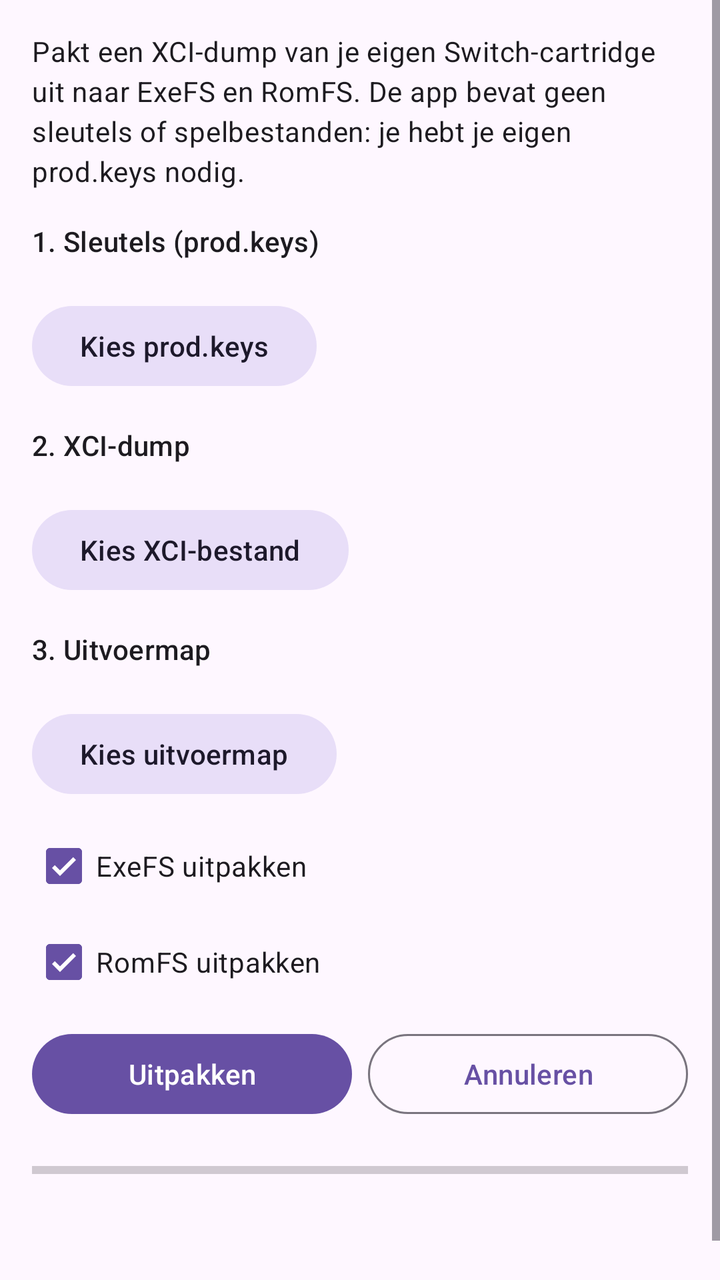
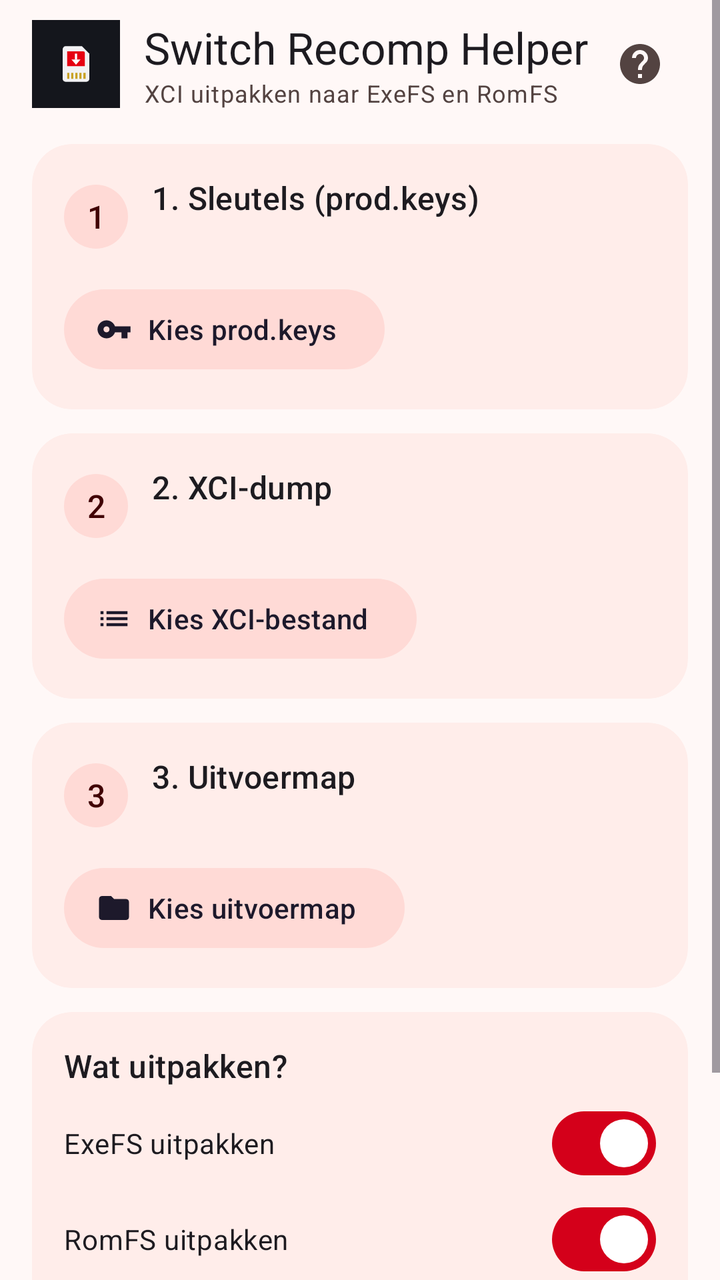

Two renders of the same Android screen: before a commit and after it. Below are the layout's source before the change and the commit's diff.
<!-- AndroidManifest.xml: application theme Theme.SwitchRecompHelper -->
<!-- res/layout/activity_main.xml -->
<?xml version="1.0" encoding="utf-8"?>
<ScrollView xmlns:android="http://schemas.android.com/apk/res/android"
    android:layout_width="match_parent"
    android:layout_height="match_parent"
    android:fillViewport="true">

    <LinearLayout
        android:layout_width="match_parent"
        android:layout_height="wrap_content"
        android:orientation="vertical"
        android:padding="16dp">

        <TextView
            android:layout_width="match_parent"
            android:layout_height="wrap_content"
            android:text="@string/intro"
            android:textAppearance="?attr/textAppearanceBodyMedium" />

        <TextView
            android:layout_width="match_parent"
            android:layout_height="wrap_content"
            android:layout_marginTop="16dp"
            android:text="@string/step_keys"
            android:textAppearance="?attr/textAppearanceTitleSmall" />
        <TextView
            android:id="@+id/keysStatus"
            android:layout_width="match_parent"
            android:layout_height="wrap_content" />
        <Button
            android:id="@+id/pickKeys"
            style="@style/Widget.Material3.Button.TonalButton"
            android:layout_width="wrap_content"
            android:layout_height="wrap_content"
            android:text="@string/btn_pick_keys" />

        <TextView
            android:layout_width="match_parent"
            android:layout_height="wrap_content"
            android:layout_marginTop="16dp"
            android:text="@string/step_xci"
            android:textAppearance="?attr/textAppearanceTitleSmall" />
        <TextView
            android:id="@+id/xciStatus"
            android:layout_width="match_parent"
            android:layout_height="wrap_content" />
        <Button
            android:id="@+id/pickXci"
            style="@style/Widget.Material3.Button.TonalButton"
            android:layout_width="wrap_content"
            android:layout_height="wrap_content"
            android:text="@string/btn_pick_xci" />

        <TextView
            android:layout_width="match_parent"
            android:layout_height="wrap_content"
            android:layout_marginTop="16dp"
            android:text="@string/step_out"
            android:textAppearance="?attr/textAppearanceTitleSmall" />
        <TextView
            android:id="@+id/outStatus"
            android:layout_width="match_parent"
            android:layout_height="wrap_content" />
        <Button
            android:id="@+id/pickOut"
            style="@style/Widget.Material3.Button.TonalButton"
            android:layout_width="wrap_content"
            android:layout_height="wrap_content"
            android:text="@string/btn_pick_out" />

        <CheckBox
            android:id="@+id/cbExefs"
            android:layout_width="wrap_content"
            android:layout_height="wrap_content"
            android:layout_marginTop="8dp"
            android:checked="true"
            android:text="@string/cb_exefs" />
        <CheckBox
            android:id="@+id/cbRomfs"
            android:layout_width="wrap_content"
            android:layout_height="wrap_content"
            android:checked="true"
            android:text="@string/cb_romfs" />

        <LinearLayout
            android:layout_width="match_parent"
            android:layout_height="wrap_content"
            android:layout_marginTop="8dp"
            android:orientation="horizontal">
            <Button
                android:id="@+id/start"
                android:layout_width="0dp"
                android:layout_height="wrap_content"
                android:layout_weight="1"
                android:text="@string/btn_start" />
            <Button
                android:id="@+id/cancel"
                style="@style/Widget.Material3.Button.OutlinedButton"
                android:layout_width="0dp"
                android:layout_height="wrap_content"
                android:layout_marginStart="8dp"
                android:layout_weight="1"
                android:text="@string/btn_cancel" />
        </LinearLayout>

        <ProgressBar
            android:id="@+id/progress"
            style="?android:attr/progressBarStyleHorizontal"
            android:layout_width="match_parent"
            android:layout_height="wrap_content"
            android:layout_marginTop="16dp"
            android:max="1000" />
        <TextView
            android:id="@+id/message"
            android:layout_width="match_parent"
            android:layout_height="wrap_content"
            android:layout_marginTop="8dp"
            android:textIsSelectable="true" />
        <TextView
            android:id="@+id/log"
            android:layout_width="match_parent"
            android:layout_height="wrap_content"
            android:layout_marginTop="8dp"
            android:fontFamily="monospace"
            android:textIsSelectable="true"
            android:textSize="12sp" />
    </LinearLayout>
</ScrollView>
<!-- resources referenced by this layout -->
<resources>
  <string name="intro">Pakt een XCI-dump van je eigen Switch-cartridge uit naar ExeFS en RomFS. De app bevat geen sleutels of spelbestanden: je hebt je eigen prod.keys nodig.</string>
  <style name="Theme.SwitchRecompHelper" parent="Theme.Material3.DayNight.NoActionBar" />
  <!-- unchanged entries left out for length: 10 -->
</resources>

<!-- the commit's change to res/layout/activity_main.xml (unified diff, before → after) -->
@@ -1,127 +1,365 @@
 <?xml version="1.0" encoding="utf-8"?>
 <ScrollView xmlns:android="http://schemas.android.com/apk/res/android"
+    xmlns:app="http://schemas.android.com/apk/res-auto"
+    android:id="@+id/root"
     android:layout_width="match_parent"
     android:layout_height="match_parent"
+    android:clipToPadding="false"
     android:fillViewport="true">
 
     <LinearLayout
         android:layout_width="match_parent"
         android:layout_height="wrap_content"
         android:orientation="vertical"
-        android:padding="16dp">
-
-        <TextView
-            android:layout_width="match_parent"
-            android:layout_height="wrap_content"
-            android:text="@string/intro"
-            android:textAppearance="?attr/textAppearanceBodyMedium" />
-
-        <TextView
-            android:layout_width="match_parent"
-            android:layout_height="wrap_content"
+        android:paddingHorizontal="16dp"
+        android:paddingBottom="24dp">
+
+        
+        <LinearLayout
+            android:layout_width="match_parent"
+            android:layout_height="wrap_content"
+            android:layout_marginTop="8dp"
+            android:gravity="center_vertical"
+            android:orientation="horizontal">
+
+            <ImageView
+                android:layout_width="44dp"
+                android:layout_height="44dp"
+                android:background="@color/icon_bg"
+                android:importantForAccessibility="no"
+                android:padding="2dp"
+                android:src="@drawable/ic_cartridge" />
+
+            <LinearLayout
+                android:layout_width="0dp"
+                android:layout_height="wrap_content"
+                android:layout_marginStart="12dp"
+                android:layout_weight="1"
+                android:orientation="vertical">
+                <TextView
+                    android:layout_width="wrap_content"
+                    android:layout_height="wrap_content"
+                    android:text="@string/app_name"
+                    android:textAppearance="?attr/textAppearanceTitleLarge" />
+                <TextView
+                    android:layout_width="wrap_content"
+                    android:layout_height="wrap_content"
+                    android:text="@string/tagline"
+                    android:textAppearance="?attr/textAppearanceBodySmall"
+                    android:textColor="?attr/colorOnSurfaceVariant" />
+            </LinearLayout>
+
+            <ImageButton
+                android:id="@+id/help"
+                android:layout_width="48dp"
+                android:layout_height="48dp"
+                android:background="?attr/selectableItemBackgroundBorderless"
+                android:contentDescription="@string/help"
+                android:src="@drawable/ic_help"
+                app:tint="?attr/colorOnSurfaceVariant" />
+        </LinearLayout>
+
+        
+        <com.google.android.material.card.MaterialCardView
+            style="@style/Widget.App.Card"
+            android:layout_width="match_parent"
+            android:layout_height="wrap_content"
+            android:layout_marginTop="16dp">
+            <LinearLayout
+                android:layout_width="match_parent"
+                android:layout_height="wrap_content"
+                android:orientation="vertical"
+                android:padding="16dp">
+                <LinearLayout
+                    android:layout_width="match_parent"
+                    android:layout_height="wrap_content"
+                    android:gravity="center_vertical"
+                    android:orientation="horizontal">
+                    <TextView
+                        android:id="@+id/badge1"
+                        style="@style/TextAppearance.App.Step"
+                        android:layout_width="32dp"
+                        android:layout_height="32dp"
+                        android:background="@drawable/bg_badge"
+                        android:gravity="center"
+                        android:text="1"
+                        android:textColor="?attr/colorOnPrimaryContainer" />
+                    <LinearLayout
+                        android:layout_width="0dp"
+                        android:layout_height="wrap_content"
+                        android:layout_marginStart="12dp"
+                        android:layout_weight="1"
+                        android:orientation="vertical">
+                        <TextView
+                            android:layout_width="match_parent"
+                            android:layout_height="wrap_content"
+                            android:text="@string/step_keys"
+                            android:textAppearance="@style/TextAppearance.App.Step" />
+                        <TextView
+                            android:id="@+id/keysStatus"
+                            android:layout_width="match_parent"
+                            android:layout_height="wrap_content"
+                            android:ellipsize="middle"
+                            android:singleLine="true"
+                            android:textAppearance="?attr/textAppearanceBodyMedium"
+                            android:textColor="?attr/colorOnSurfaceVariant" />
+                    </LinearLayout>
+                </LinearLayout>
+                <com.google.android.material.button.MaterialButton
+                    android:id="@+id/pickKeys"
+                    style="@style/Widget.Material3.Button.TonalButton.Icon"
+                    android:layout_width="wrap_content"
+                    android:layout_height="wrap_content"
+                    android:layout_marginTop="12dp"
+                    android:text="@string/btn_pick_keys"
+                    app:icon="@drawable/ic_key" />
+            </LinearLayout>
+        </com.google.android.material.card.MaterialCardView>
+
+        
+        <com.google.android.material.card.MaterialCardView
+            style="@style/Widget.App.Card"
+            android:layout_width="match_parent"
+            android:layout_height="wrap_content"
+            android:layout_marginTop="12dp">
+            <LinearLayout
+                android:layout_width="match_parent"
+                android:layout_height="wrap_content"
+                android:orientation="vertical"
+                android:padding="16dp">
+                <LinearLayout
+                    android:layout_width="match_parent"
+                    android:layout_height="wrap_content"
+                    android:gravity="center_vertical"
+                    android:orientation="horizontal">
+                    <TextView
+                        android:id="@+id/badge2"
+                        style="@style/TextAppearance.App.Step"
+                        android:layout_width="32dp"
+                        android:layout_height="32dp"
+                        android:background="@drawable/bg_badge"
+                        android:gravity="center"
+                        android:text="2"
+                        android:textColor="?attr/colorOnPrimaryContainer" />
+                    <LinearLayout
+                        android:layout_width="0dp"
+                        android:layout_height="wrap_content"
+                        android:layout_marginStart="12dp"
+                        android:layout_weight="1"
+                        android:orientation="vertical">
+                        <TextView
+                            android:layout_width="match_parent"
+                            android:layout_height="wrap_content"
+                            android:text="@string/step_xci"
+                            android:textAppearance="@style/TextAppearance.App.Step" />
+                        <TextView
+                            android:id="@+id/xciStatus"
+                            android:layout_width="match_parent"
+                            android:layout_height="wrap_content"
+                            android:ellipsize="middle"
+                            android:singleLine="true"
+                            android:textAppearance="?attr/textAppearanceBodyMedium"
+                            android:textColor="?attr/colorOnSurfaceVariant" />
+                    </LinearLayout>
+                </LinearLayout>
+                <com.google.android.material.button.MaterialButton
+                    android:id="@+id/pickXci"
+                    style="@style/Widget.Material3.Button.TonalButton.Icon"
+                    android:layout_width="wrap_content"
+                    android:layout_height="wrap_content"
+                    android:layout_marginTop="12dp"
+                    android:text="@string/btn_pick_xci"
+                    app:icon="@drawable/ic_steps" />
+            </LinearLayout>
+        </com.google.android.material.card.MaterialCardView>
+
+        
+        <com.google.android.material.card.MaterialCardView
+            style="@style/Widget.App.Card"
+            android:layout_width="match_parent"
+            android:layout_height="wrap_content"
+            android:layout_marginTop="12dp">
+            <LinearLayout
+                android:layout_width="match_parent"
+                android:layout_height="wrap_content"
+                android:orientation="vertical"
+                android:padding="16dp">
+                <LinearLayout
+                    android:layout_width="match_parent"
+                    android:layout_height="wrap_content"
+                    android:gravity="center_vertical"
+                    android:orientation="horizontal">
+                    <TextView
+                        android:id="@+id/badge3"
+                        style="@style/TextAppearance.App.Step"
+                        android:layout_width="32dp"
+                        android:layout_height="32dp"
+                        android:background="@drawable/bg_badge"
+                        android:gravity="center"
+                        android:text="3"
+                        android:textColor="?attr/colorOnPrimaryContainer" />
+                    <LinearLayout
+                        android:layout_width="0dp"
+                        android:layout_height="wrap_content"
+                        android:layout_marginStart="12dp"
+                        android:layout_weight="1"
+                        android:orientation="vertical">
+                        <TextView
+                            android:layout_width="match_parent"
+                            android:layout_height="wrap_content"
+                            android:text="@string/step_out"
+                            android:textAppearance="@style/TextAppearance.App.Step" />
+                        <TextView
+                            android:id="@+id/outStatus"
+                            android:layout_width="match_parent"
+                            android:layout_height="wrap_content"
+                            android:ellipsize="middle"
+                            android:singleLine="true"
+                            android:textAppearance="?attr/textAppearanceBodyMedium"
+                            android:textColor="?attr/colorOnSurfaceVariant" />
+                    </LinearLayout>
+                </LinearLayout>
+                <com.google.android.material.button.MaterialButton
+                    android:id="@+id/pickOut"
+                    style="@style/Widget.Material3.Button.TonalButton.Icon"
+                    android:layout_width="wrap_content"
+                    android:layout_height="wrap_content"
+                    android:layout_marginTop="12dp"
+                    android:text="@string/btn_pick_out"
+                    app:icon="@drawable/ic_folder" />
+            </LinearLayout>
+        </com.google.android.material.card.MaterialCardView>
+
+        
+        <com.google.android.material.card.MaterialCardView
+            style="@style/Widget.App.Card"
+            android:layout_width="match_parent"
+            android:layout_height="wrap_content"
+            android:layout_marginTop="12dp">
+            <LinearLayout
+                android:layout_width="match_parent"
+                android:layout_height="wrap_content"
+                android:orientation="vertical"
+                android:padding="16dp">
+                <TextView
+                    android:layout_width="match_parent"
+                    android:layout_height="wrap_content"
+                    android:text="@string/options"
+                    android:textAppearance="@style/TextAppearance.App.Step" />
+                <com.google.android.material.materialswitch.MaterialSwitch
+                    android:id="@+id/cbExefs"
+                    android:layout_width="match_parent"
+                    android:layout_height="wrap_content"
+                    android:layout_marginTop="4dp"
+                    android:checked="true"
+                    android:minHeight="48dp"
+                    android:text="@string/cb_exefs" />
+                <com.google.android.material.materialswitch.MaterialSwitch
+                    android:id="@+id/cbRomfs"
+                    android:layout_width="match_parent"
+                    android:layout_height="wrap_content"
+                    android:checked="true"
+                    android:minHeight="48dp"
+                    android:text="@string/cb_romfs" />
+            </LinearLayout>
+        </com.google.android.material.card.MaterialCardView>
+
+        
+        <com.google.android.material.button.MaterialButton
+            android:id="@+id/start"
+            android:layout_width="match_parent"
+            android:layout_height="64dp"
             android:layout_marginTop="16dp"
-            android:text="@string/step_keys"
-            android:textAppearance="?attr/textAppearanceTitleSmall" />
-        <TextView
-            android:id="@+id/keysStatus"
-            android:layout_width="match_parent"
-            android:layout_height="wrap_content" />
-        <Button
-            android:id="@+id/pickKeys"
-            style="@style/Widget.Material3.Button.TonalButton"
-            android:layout_width="wrap_content"
-            android:layout_height="wrap_content"
-            android:text="@string/btn_pick_keys" />
-
-        <TextView
-            android:layout_width="match_parent"
-            android:layout_height="wrap_content"
-            android:layout_marginTop="16dp"
-            android:text="@string/step_xci"
-            android:textAppearance="?attr/textAppearanceTitleSmall" />
-        <TextView
-            android:id="@+id/xciStatus"
-            android:layout_width="match_parent"
-            android:layout_height="wrap_content" />
-        <Button
-            android:id="@+id/pickXci"
-            style="@style/Widget.Material3.Button.TonalButton"
-            android:layout_width="wrap_content"
-            android:layout_height="wrap_content"
-            android:text="@string/btn_pick_xci" />
-
-        <TextView
-            android:layout_width="match_parent"
-            android:layout_height="wrap_content"
-            android:layout_marginTop="16dp"
-            android:text="@string/step_out"
-            android:textAppearance="?attr/textAppearanceTitleSmall" />
-        <TextView
-            android:id="@+id/outStatus"
-            android:layout_width="match_parent"
-            android:layout_height="wrap_content" />
-        <Button
-            android:id="@+id/pickOut"
-            style="@style/Widget.Material3.Button.TonalButton"
-            android:layout_width="wrap_content"
-            android:layout_height="wrap_content"
-            android:text="@string/btn_pick_out" />
-
-        <CheckBox
-            android:id="@+id/cbExefs"
-            android:layout_width="wrap_content"
-            android:layout_height="wrap_content"
-            android:layout_marginTop="8dp"
-            android:checked="true"
-            android:text="@string/cb_exefs" />
-        <CheckBox
-            android:id="@+id/cbRomfs"
-            android:layout_width="wrap_content"
-            android:layout_height="wrap_content"
-            android:checked="true"
-            android:text="@string/cb_romfs" />
-
-        <LinearLayout
-            android:layout_width="match_parent"
-            android:layout_height="wrap_content"
-            android:layout_marginTop="8dp"
-            android:orientation="horizontal">
-            <Button
-                android:id="@+id/start"
-                android:layout_width="0dp"
-                android:layout_height="wrap_content"
-                android:layout_weight="1"
-                android:text="@string/btn_start" />
-            <Button
-                android:id="@+id/cancel"
-                style="@style/Widget.Material3.Button.OutlinedButton"
-                android:layout_width="0dp"
-                android:layout_height="wrap_content"
-                android:layout_marginStart="8dp"
-                android:layout_weight="1"
-                android:text="@string/btn_cancel" />
-        </LinearLayout>
-
-        <ProgressBar
-            android:id="@+id/progress"
-            style="?android:attr/progressBarStyleHorizontal"
-            android:layout_width="match_parent"
-            android:layout_height="wrap_content"
-            android:layout_marginTop="16dp"
-            android:max="1000" />
+            android:text="@string/btn_start"
+            android:textSize="18sp"
+            app:cornerRadius="20dp" />
+
+        
+        <com.google.android.material.card.MaterialCardView
+            android:id="@+id/progressCard"
+            style="@style/Widget.App.Card"
+            android:layout_width="match_parent"
+            android:layout_height="wrap_content"
+            android:layout_marginTop="12dp"
+            android:visibility="gone">
+            <LinearLayout
+                android:layout_width="match_parent"
+                android:layout_height="wrap_content"
+                android:orientation="vertical"
+                android:padding="16dp">
+                <LinearLayout
+                    android:layout_width="match_parent"
+                    android:layout_height="wrap_content"
+                    android:gravity="bottom"
+                    android:orientation="horizontal">
+                    <TextView
+                        android:id="@+id/percent"
+                        android:layout_width="0dp"
+                        android:layout_height="wrap_content"
+                        android:layout_weight="1"
+                        android:textAppearance="?attr/textAppearanceHeadlineMedium" />
+                    <TextView
+                        android:id="@+id/speed"
+                        android:layout_width="wrap_content"
+                        android:layout_height="wrap_content"
+                        android:textAppearance="?attr/textAppearanceBodyMedium"
+                        android:textColor="?attr/colorOnSurfaceVariant" />
+                </LinearLayout>
+                <com.google.android.material.progressindicator.LinearProgressIndicator
+                    android:id="@+id/progress"
+                    android:layout_width="match_parent"
+                    android:layout_height="wrap_content"
+                    android:layout_marginTop="8dp"
+                    android:max="1000"
+                    app:trackCornerRadius="4dp"
+                    app:trackThickness="8dp" />
+                <TextView
+                    android:id="@+id/eta"
+                    android:layout_width="match_parent"
+                    android:layout_height="wrap_content"
+                    android:layout_marginTop="8dp"
+                    android:textAppearance="?attr/textAppearanceBodyMedium" />
+                <TextView
+                    android:id="@+id/currentFile"
+                    android:layout_width="match_parent"
+                    android:layout_height="wrap_content"
+                    android:ellipsize="middle"
+                    android:singleLine="true"
+                    android:textAppearance="?attr/textAppearanceBodySmall"
+                    android:textColor="?attr/colorOnSurfaceVariant" />
+                <com.google.android.material.button.MaterialButton
+                    android:id="@+id/cancel"
+                    style="@style/Widget.Material3.Button.OutlinedButton"
+                    android:layout_width="wrap_content"
+                    android:layout_height="wrap_content"
+                    android:layout_marginTop="8dp"
+                    android:text="@string/btn_cancel" />
+            </LinearLayout>
+        </com.google.android.material.card.MaterialCardView>
+
         <TextView
             android:id="@+id/message"
             android:layout_width="match_parent"
             android:layout_height="wrap_content"
-            android:layout_marginTop="8dp"
-            android:textIsSelectable="true" />
+            android:layout_marginTop="12dp"
+            android:textAppearance="?attr/textAppearanceBodyLarge"
+            android:textIsSelectable="true"
+            android:visibility="gone" />
+
+        <com.google.android.material.button.MaterialButton
+            android:id="@+id/toggleLog"
+            style="@style/Widget.Material3.Button.TextButton"
+            android:layout_width="wrap_content"
+            android:layout_height="wrap_content"
+            android:text="@string/details_show"
+            android:visibility="gone" />
         <TextView
             android:id="@+id/log"
             android:layout_width="match_parent"
             android:layout_height="wrap_content"
-            android:layout_marginTop="8dp"
             android:fontFamily="monospace"
             android:textIsSelectable="true"
-            android:textSize="12sp" />
+            android:textSize="12sp"
+            android:visibility="gone" />
     </LinearLayout>
 </ScrollView>
<!-- resource entries referenced after the edit -->
@@ -1,7 +1,94 @@
 <!-- resources referenced by this layout -->
 <resources>
-  <string name="intro">Pakt een XCI-dump van je eigen Switch-cartridge uit naar ExeFS en RomFS. De app bevat geen sleutels of spelbestanden: je hebt je eigen prod.keys nodig.</string>
-  <style name="Theme.SwitchRecompHelper" parent="Theme.Material3.DayNight.NoActionBar" />
+  <color name="icon_bg">#14161C</color>
+  <!-- drawable bg_badge (drawable) -->
+  <?xml version="1.0" encoding="utf-8"?>
+  <shape xmlns:android="http://schemas.android.com/apk/res/android" android:shape="oval">
+      <solid android:color="?attr/colorPrimaryContainer" />
+  </shape>
+  <!-- drawable ic_cartridge (drawable) -->
+  <?xml version="1.0" encoding="utf-8"?>
+  <vector xmlns:android="http://schemas.android.com/apk/res/android"
+      android:width="96dp" android:height="96dp"
+      android:viewportWidth="108" android:viewportHeight="108">
+      <path android:fillColor="#F2F2F4" android:pathData="M36,34a4,4 0 0 1 4,-4H62L72,40V74a4,4 0 0 1 -4,4H40a4,4 0 0 1 -4,-4Z" />
+      <path android:fillColor="#E60012" android:pathData="M42,37h22a2,2 0 0 1 2,2V57H42Z" />
+      <path android:fillColor="#FFFFFF" android:pathData="M52.5,40h3v8h-3z" />
+      <path android:fillColor="#FFFFFF" android:pathData="M48,48h12l-6,7z" />
+      <path android:fillColor="#C9A227" android:pathData="M42,66h3v8h-3zM47.5,66h3v8h-3zM53,66h3v8h-3zM58.5,66h3v8h-3zM64,66h3v8h-3z" />
+  </vector>
+  <!-- drawable ic_folder (drawable) -->
+  <?xml version="1.0" encoding="utf-8"?>
+  <vector xmlns:android="http://schemas.android.com/apk/res/android"
+      android:width="24dp" android:height="24dp"
+      android:viewportWidth="24" android:viewportHeight="24"
+      android:tint="?attr/colorControlNormal">
+      <path android:fillColor="@android:color/white" android:pathData="M10,4H4c-1.1,0 -1.99,0.9 -1.99,2L2,18c0,1.1 0.9,2 2,2h16c1.1,0 2,-0.9 2,-2V8c0,-1.1 -0.9,-2 -2,-2h-8l-2,-2z" />
+  </vector>
+  <!-- drawable ic_help (drawable) -->
+  <?xml version="1.0" encoding="utf-8"?>
+  <vector xmlns:android="http://schemas.android.com/apk/res/android"
+      android:width="24dp" android:height="24dp"
+      android:viewportWidth="24" android:viewportHeight="24"
+      android:tint="?attr/colorControlNormal">
+      <path android:fillColor="@android:color/white" android:pathData="M12,2C6.48,2 2,6.48 2,12s4.48,10 10,10 10,-4.48 10,-10S17.52,2 12,2zM13,19h-2v-2h2v2zM15.07,11.25l-0.9,0.92C13.45,12.9 13,13.5 13,15h-2v-0.5c0,-1.1 0.45,-2.1 1.17,-2.83l1.24,-1.26c0.37,-0.36 0.59,-0.86 0.59,-1.41 0,-1.1 -0.9,-2 -2,-2s-2,0.9 -2,2H8c0,-2.21 1.79,-4 4,-4s4,1.79 4,4c0,0.88 -0.36,1.68 -0.93,2.25z" />
+  </vector>
+  <!-- drawable ic_key (drawable) -->
+  <?xml version="1.0" encoding="utf-8"?>
+  <vector xmlns:android="http://schemas.android.com/apk/res/android"
+      android:width="24dp" android:height="24dp"
+      android:viewportWidth="24" android:viewportHeight="24"
+      android:tint="?attr/colorControlNormal">
+      <path android:fillColor="@android:color/white" android:pathData="M12.65,10C11.83,7.67 9.61,6 7,6c-3.31,0 -6,2.69 -6,6s2.69,6 6,6c2.61,0 4.83,-1.67 5.65,-4H17v4h4v-4h2v-4H12.65zM7,14c-1.1,0 -2,-0.9 -2,-2s0.9,-2 2,-2 2,0.9 2,2 -0.9,2 -2,2z" />
+  </vector>
+  <!-- drawable ic_steps (drawable) -->
+  <?xml version="1.0" encoding="utf-8"?>
+  <vector xmlns:android="http://schemas.android.com/apk/res/android"
+      android:width="24dp" android:height="24dp"
+      android:viewportWidth="24" android:viewportHeight="24"
+      android:tint="?attr/colorControlNormal">
+      <path android:fillColor="@android:color/white" android:pathData="M3,13h2v-2L3,11v2zM3,17h2v-2L3,15v2zM3,9h2L5,7L3,7v2zM7,13h14v-2L7,11v2zM7,17h14v-2L7,15v2zM7,7v2h14L21,7L7,7z" />
+  </vector>
+  <string name="app_name">Switch Recomp Helper</string>
+  <string name="details_show">Details tonen</string>
+  <string name="help">Uitleg</string>
+  <string name="options">Wat uitpakken?</string>
+  <string name="tagline">XCI uitpakken naar ExeFS en RomFS</string>
+  <style name="TextAppearance.App.Step" parent="TextAppearance.Material3.TitleMedium" />
+  <style name="Widget.App.Card" parent="Widget.Material3.CardView.Filled">
+          <item name="cardBackgroundColor">@color/brand_card</item>
+          <item name="cardCornerRadius">20dp</item>
+          <item name="cardElevation">0dp</item>
+      </style>
+  <style name="Theme.SwitchRecompHelper" parent="Theme.Material3.DayNight.NoActionBar">
+          <item name="colorPrimary">@color/brand_primary</item>
+          <item name="colorOnPrimary">@color/brand_on_primary</item>
+          <item name="colorPrimaryContainer">@color/brand_primary_container</item>
+          <item name="colorOnPrimaryContainer">@color/brand_on_primary_container</item>
+          <item name="colorSecondary">@color/brand_secondary</item>
+          <item name="colorSecondaryContainer">@color/brand_secondary_container</item>
+          <item name="colorSurface">@color/brand_surface</item>
+          <item name="colorOnSurface">@color/brand_on_surface</item>
+          <item name="colorSurfaceVariant">@color/brand_surface_variant</item>
+          <item name="colorOnSurfaceVariant">@color/brand_on_surface_variant</item>
+          <item name="colorOutline">@color/brand_outline</item>
+          <item name="android:colorBackground">@color/brand_surface</item>
+          <item name="android:windowBackground">@color/brand_surface</item>
+          <item name="android:statusBarColor">@android:color/transparent</item>
+          <item name="android:navigationBarColor">@android:color/transparent</item>
+      </style>
+  <color name="brand_card">#FFEDEA</color>
+  <color name="brand_primary">#D4001A</color>
+  <color name="brand_on_primary">#FFFFFF</color>
+  <color name="brand_primary_container">#FFDAD6</color>
+  <color name="brand_on_primary_container">#410003</color>
+  <color name="brand_secondary">#775652</color>
+  <color name="brand_secondary_container">#FFDAD6</color>
+  <color name="brand_surface">#FFF8F7</color>
+  <color name="brand_on_surface">#231918</color>
+  <color name="brand_surface_variant">#F5DDDA</color>
+  <color name="brand_on_surface_variant">#534341</color>
+  <color name="brand_outline">#857370</color>
   <!-- unchanged entries left out for length: 10 -->
 </resources>
 
